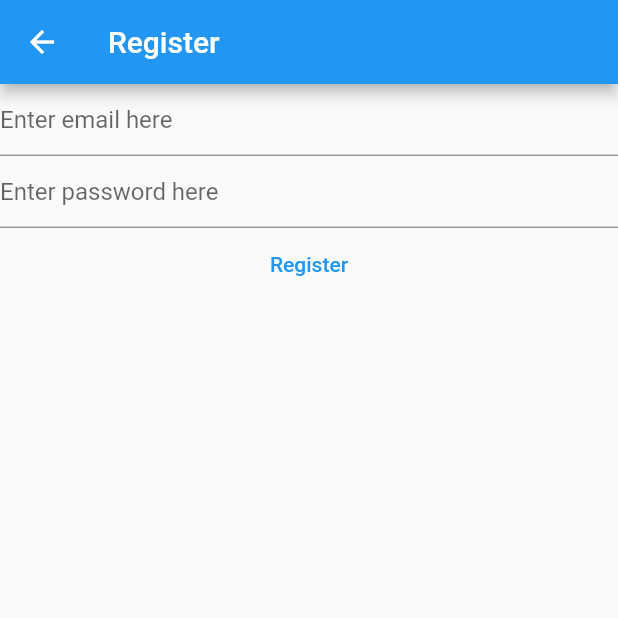
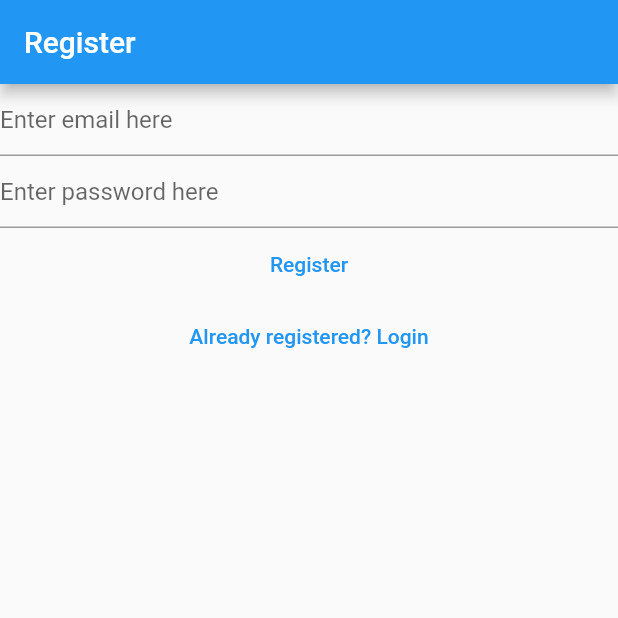
Before and after one commit to qbobaid/NotesApp, a Flutter app: the RegisterView screen opened directly, on a phone screen of 412 x 824 dp, the top half of it. Run offline on Flutter 3.47's test engine with Material 2 defaults, Android fonts, the phone set to English and light mode, and no system bars; our stand-ins replace firebase_auth, firebase_core; accounts and stored records are empty.

Commit message:
added verify email view, navigation added

```diff
--- a/lib/views/register_view.dart
+++ b/lib/views/register_view.dart
@@ -12,7 +12,6 @@ class RegisterView extends StatefulWidget {
 }
 
 class _RegisterViewState extends State<RegisterView> {
-
   late final TextEditingController _email;
   late final TextEditingController _password;
 
@@ -27,70 +26,60 @@ class _RegisterViewState extends State<RegisterView> {
   void dispose() {
     _email.dispose();
     _password.dispose();
+    super.dispose();
   }
+
   @override
   Widget build(BuildContext context) {
     return Scaffold(
       appBar: AppBar(
         title: const Text("Register"),
       ),
-      body: FutureBuilder(
-        future: Firebase.initializeApp(
-          options: DefaultFirebaseOptions.currentPlatform,
-        ),
-        builder: (context, snapshot) {
-          switch(snapshot.connectionState) {
-            case ConnectionState.done:
-              return Column(
+      body: Column(
         children: [
           TextField(
             controller: _email,
             enableSuggestions: false,
             autocorrect: false,
             keyboardType: TextInputType.emailAddress,
-                    decoration: const InputDecoration(
-                        hintText: "Enter email here"
-                    ),
+            decoration: const InputDecoration(hintText: "Enter email here"),
           ),
           TextField(
             controller: _password,
             obscureText: true,
             enableSuggestions: false,
             autocorrect: false,
-                    decoration: const InputDecoration(
-                        hintText: "Enter password here"
-                    ),
+            decoration: const InputDecoration(hintText: "Enter password here"),
           ),
           TextButton(
             onPressed: () async {
               final email = _email.text;
               final password = _password.text;
               try {
-                        final credentials = await FirebaseAuth.instance.createUserWithEmailAndPassword(
-                            email: email,
-                            password: password
-                        );
+                final credentials = await FirebaseAuth.instance
+                    .createUserWithEmailAndPassword(
+                        email: email, password: password);
                 print(credentials);
-                      } on FirebaseAuthException catch(e) {
-                        if(e.code == "weak-password") {
+              } on FirebaseAuthException catch (e) {
+                if (e.code == "weak-password") {
                   print("Weak Password, Please use some good password");
-                        } else if(e.code == "email-already-in-use") {
+                } else if (e.code == "email-already-in-use") {
                   print("Email is already in use by some other account");
-                        } else if(e.code == "invalid-email") {
+                } else if (e.code == "invalid-email") {
                   print("Invalid email");
                 }
               }
             },
             child: const Text("Register"),
           ),
+          TextButton(
+            onPressed: () async {
+              Navigator.of(context)
+                  .pushNamedAndRemoveUntil("/login/", (route) => false);
+            },
+            child: const Text("Already registered? Login"),
+          ),
         ],
-              );
-            default:
-              return const Center(
-                child: Text("Loading..."),
-              );
-          }
-        },
       ),
     );
   }
```
Also changed, not shown: lib/main.dart (+17 -11 lines), lib/views/login_view.dart (+7 -15 lines), lib/views/verify_email_view.dart (added, +31 -0 lines). Lines whose indentation alone changed are shown as unchanged.
